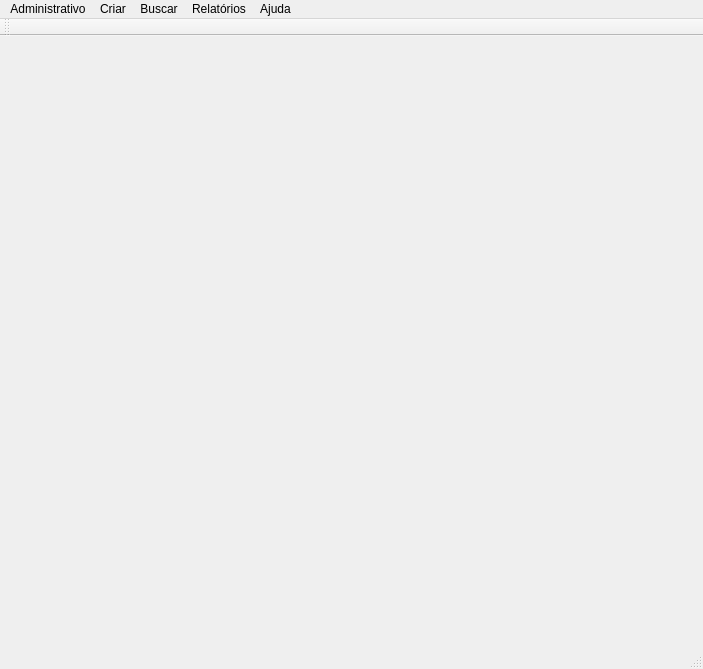
brunosr1985/TCC_NayBru, file mainwindow.ui: the form before one commit.
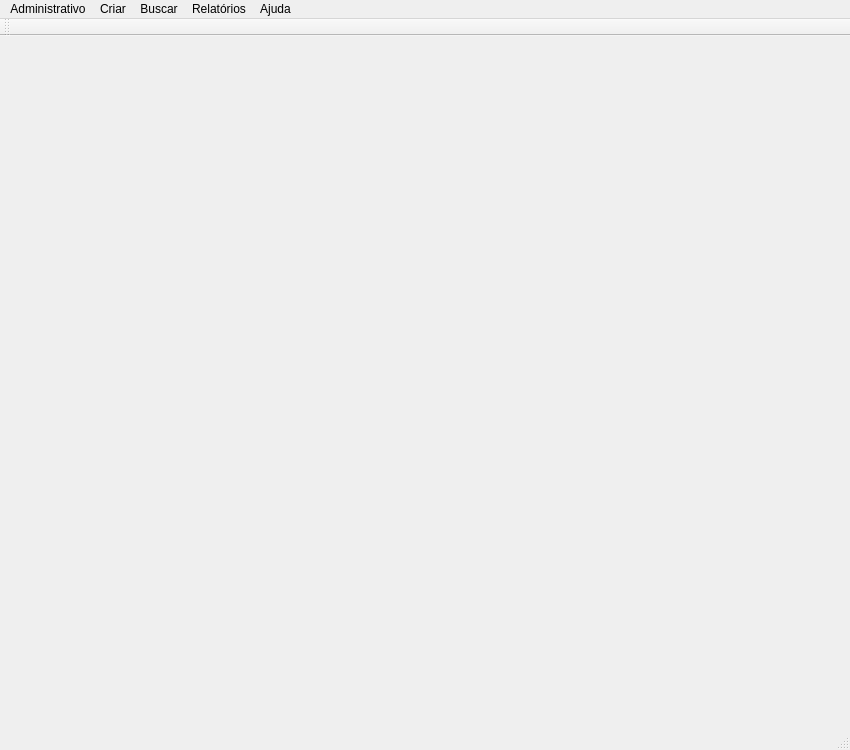
The form after the commit.

Diff of the .ui file:
```diff
--- a/mainwindow.ui
+++ b/mainwindow.ui
@@ -6,8 +6,8 @@
    <rect>
     <x>0</x>
     <y>0</y>
-    <width>703</width>
-    <height>669</height>
+    <width>850</width>
+    <height>750</height>
    </rect>
   </property>
   <property name="sizePolicy">
@@ -18,8 +18,8 @@
   </property>
   <property name="minimumSize">
    <size>
-    <width>703</width>
-    <height>669</height>
+    <width>0</width>
+    <height>0</height>
    </size>
   </property>
   <property name="windowTitle">
@@ -31,8 +31,8 @@
     <rect>
      <x>0</x>
      <y>0</y>
-     <width>703</width>
-     <height>17</height>
+     <width>850</width>
+     <height>21</height>
     </rect>
    </property>
    <widget class="QMenu" name="menuArquivo">
```
Left out of the diff: 4 changed lines with no effect on the pictures.
